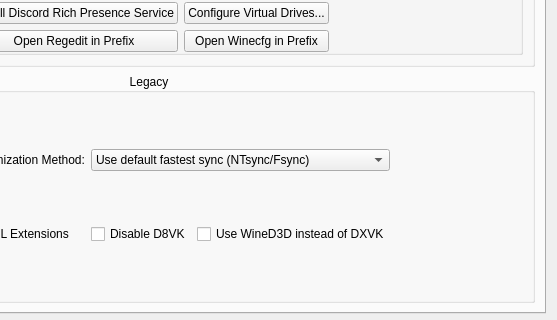
Before: the Qt Designer form src/neroprefixsettings.ui in KeyesTheWah/Nero-umu, drawn with Qt 5; both pictures show x 259 to 816 and y 445 to 765 of the 816 by 899 pixel window.
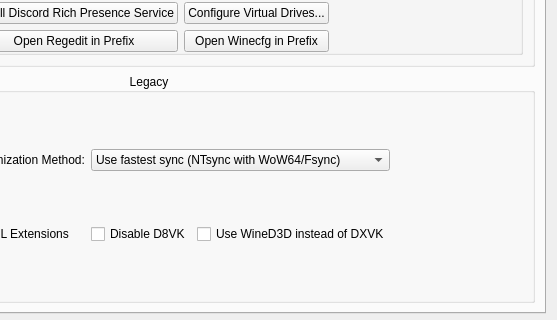
After: the same form once the commit is applied. The open tabs and pages were chosen to show the change. Icons and pictures are not drawn.

Commit message: change option to clarify this uses wow64 as well

Patch:
```diff
--- a/src/neroprefixsettings.ui
+++ b/src/neroprefixsettings.ui
@@ -1350,7 +1350,7 @@
             </property>
             <item>
              <property name="text">
-              <string>Use default fastest sync (NTsync/Fsync)</string>
+              <string>Use fastest sync (NTsync with WoW64/Fsync)</string>
              </property>
             </item>
             <item>
```
